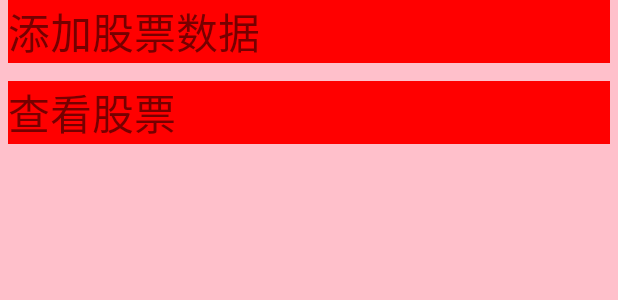
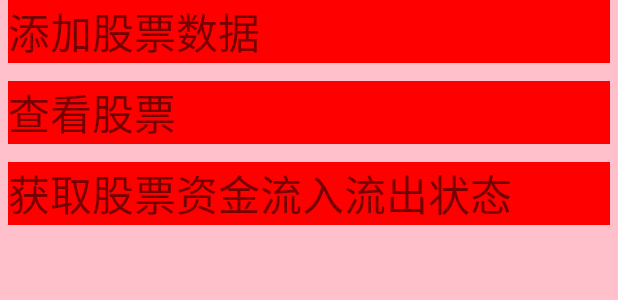
Before and after one commit to 2240831304/android, an Android app: the layout stockpick.xml on its own in the app's theme, with its tools: preview values and no code run, on a phone screen of 412 x 824 dp. Shown: the top 300 px of the screen. Run offline under Robolectric (Android 15) with nearby library versions, the phone set to English and light mode, and no system bars.

Commit message:
新文件：   stock/app/src/main/java/com/example/stock/eink/pioneer/stocklookup/StockLookUpHandle.java 	新文件：   stock/app/src/main/java/com/example/stock/eink/pioneer/stockmoney/StockMoneyHandle.java 	修改：     stock/app/src/main/java/com/example/stock/ui/stockpick/StockPickFrament.java 	修改：     stock/app/src/main/res/layout/stockpick.xml

```diff
--- /dev/null
+++ b/stock/app/src/main/java/com/example/stock/eink/pioneer/stocklookup/StockLookUpHandle.java
@@ -0,0 +1,4 @@
+package com.example.stock.eink.pioneer.stocklookup;
+
+public class StockLookUpHandle {
+}
--- /dev/null
+++ b/stock/app/src/main/java/com/example/stock/eink/pioneer/stockmoney/StockMoneyHandle.java
@@ -0,0 +1,4 @@
+package com.example.stock.eink.pioneer.stockmoney;
+
+public class StockMoneyHandle {
+}
--- a/stock/app/src/main/java/com/example/stock/ui/stockpick/StockPickFrament.java
+++ b/stock/app/src/main/java/com/example/stock/ui/stockpick/StockPickFrament.java
@@ -45,6 +45,7 @@ public class StockPickFrament extends Fragment {
 
         stockTypeAdapter = new StockPickAdapter(this.content,this.stockTypeNameList);
         stockTypeAdapter.setStockTypePic(stockTypeIconList);
+
         final GridView stockAddGridView = root.findViewById(R.id.stockpick_gridview_add);
         stockAddGridView.setAdapter(stockTypeAdapter);
 
@@ -57,6 +58,12 @@ public class StockPickFrament extends Fragment {
 
             }
         });
+
+        final GridView stockLookUpGriView = root.findViewById(R.id.stockpick_gridview_lookup);
+        stockLookUpGriView.setAdapter(stockTypeAdapter);
+
+        final GridView stockMoneyGridView = root.findViewById(R.id.stockpick_gridview_money);
+        stockMoneyGridView.setAdapter(stockTypeAdapter);
 
         return root;
     }
--- a/stock/app/src/main/res/layout/stockpick.xml
+++ b/stock/app/src/main/res/layout/stockpick.xml
@@ -46,7 +46,25 @@
                 android:textSize="28sp" />
 
             <com.example.stock.ui.stockpick.MyGridView
-                android:id="@+id/stockpick_gridview_select"
+                android:id="@+id/stockpick_gridview_lookup"
+                android:layout_width="match_parent"
+                android:layout_height="wrap_content"
+                android:background="#00ff00"
+                android:numColumns="4" />
+
+            <TextView
+                android:layout_width="match_parent"
+                android:layout_height="wrap_content"
+                android:layout_gravity="fill"
+                android:layout_marginLeft="5dp"
+                android:layout_marginRight="5dp"
+                android:layout_marginTop="12dp"
+                android:background="#ff0000"
+                android:text="获取股票资金流入流出状态"
+                android:textSize="28sp" />
+
+            <com.example.stock.ui.stockpick.MyGridView
+                android:id="@+id/stockpick_gridview_money"
                 android:layout_width="match_parent"
                 android:layout_height="wrap_content"
                 android:background="#00ff00"
```
